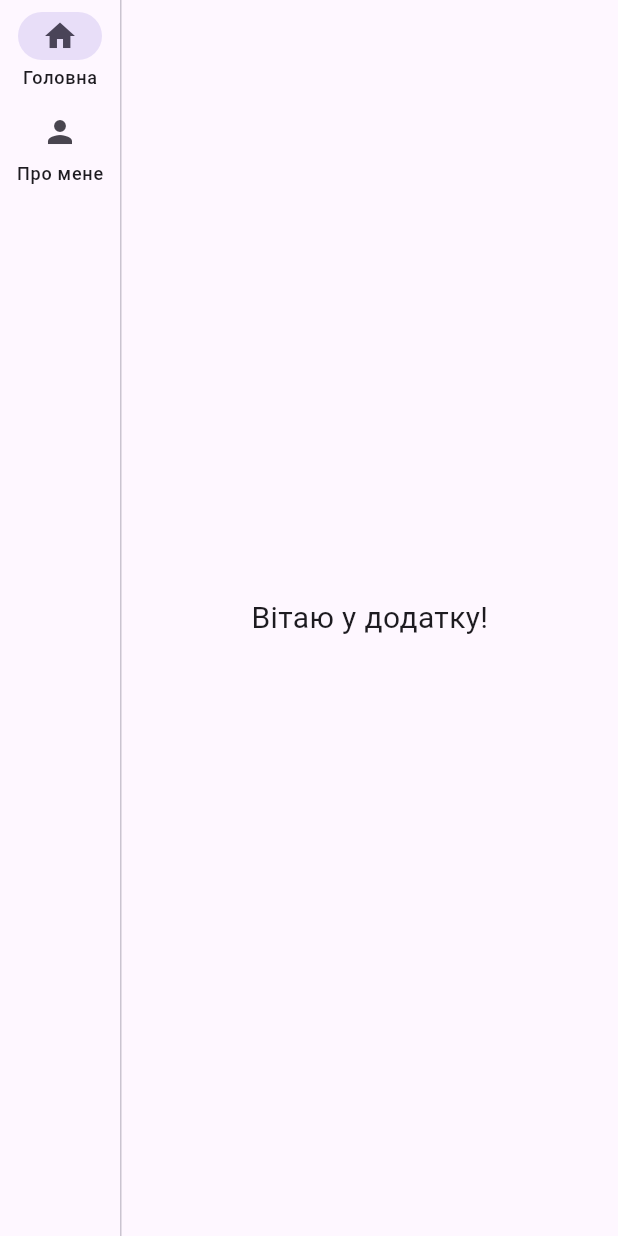
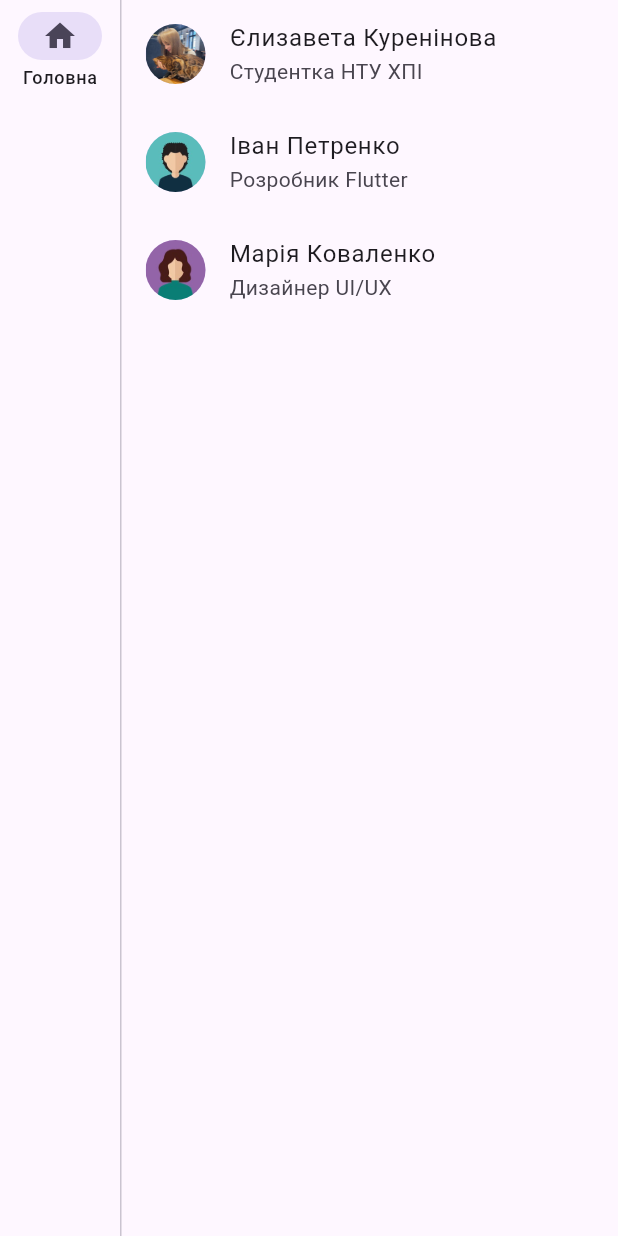
Before and after one commit to ykureninova/crossplatform-programming-labs, a Flutter app: the screen it shows after launch, on a phone screen of 412 x 824 dp. Run offline on Flutter 3.47's test engine with Material 3 defaults, Android fonts, the phone set to English and light mode, and no system bars; our stand-ins replace go_router.

Commit message:
Fourth lab

```diff
--- a/lib/app_router.dart
+++ b/lib/app_router.dart
@@ -10,8 +10,11 @@ class AppRouter {
         builder: (context, state) => const HomePage(),
       ),
       GoRoute(
-        path: '/about',
-        builder: (context, state) => const AboutPage(),
+        path: '/about/:index',
+        builder: (context, state) {
+          final index = int.parse(state.pathParameters['index']!);
+          return AboutPage(index: index);
+        },
       ),
     ],
   );
--- a/lib/main.dart
+++ b/lib/main.dart
@@ -11,7 +11,7 @@ class MyApp extends StatelessWidget {
   @override
   Widget build(BuildContext context) {
     return MaterialApp.router(
-      title: 'About Me App',
+      title: 'Resume Builder',
       routerConfig: AppRouter.router,
     );
   }
--- a/lib/models/user_model.dart
+++ b/lib/models/user_model.dart
@@ -1,6 +1,29 @@
 class UserModel {
   final String name;
   final String bio;
+  final String avatarPath;
+  final String location;
 
-  UserModel({required this.name, required this.bio});
+  final String email;
+  final String phone;
+  final String linkedin;
+  final String github;
+
+  final List<String> education;
+  final List<String> experience;
+  final List<String> skills;
+
+  const UserModel({
+    required this.name,
+    required this.bio,
+    required this.avatarPath,
+    required this.location,
+    required this.email,
+    required this.phone,
+    required this.linkedin,
+    required this.github,
+    required this.education,
+    required this.experience,
+    required this.skills,
+  });
 }
--- /dev/null
+++ b/lib/repositories/user_repository.dart
@@ -0,0 +1,61 @@
+import '../models/user_model.dart';
+
+class UserRepository {
+  final List<UserModel> _users = const [
+    UserModel(
+      name: "Єлизавета Куренінова",
+      bio: "Студентка НТУ ХПІ",
+      avatarPath: "assets/photo1.jpg",
+      location: "Польща, Торунь",
+      email: "kureninova.liza@gmail.com",
+      phone: "+48 517 111 222",
+      linkedin: "linkedin.com/in/yelyzaveta-kureninova",
+      github: "github.com/ykureninova",
+      education: [
+        "ХПІ, Інститут комп'ютерного моделювання, прикладної фізики та математики",
+      ],
+      experience: [
+        "Немає досвіду роботи"
+      ],
+      skills: ["C++", "SQL", "Phyton", "Git"],
+    ),
+    UserModel(
+      name: "Іван Петренко",
+      bio: "Розробник Flutter",
+      avatarPath: "assets/photo2.jpg",
+      location: "Україна, Київ",
+      email: "ivan.petrenko@example.com",
+      phone: "+38 093 555 44 33",
+      linkedin: "linkedin.com/in/ivanpetrenko",
+      github: "github.com/ivanpetrenko",
+      education: [
+        "КПІ, Факультет інформатики та обчислювальної техніки"
+      ],
+      experience: [
+        "Flutter Developer – EPAM Systems",
+        "Backend Intern – Luxoft"
+      ],
+      skills: ["Flutter", "Dart", "Node.js", "SQL", "REST API"],
+    ),
+    UserModel(
+      name: "Марія Коваленко",
+      bio: "Дизайнер UI/UX",
+      avatarPath: "assets/photo3.jpg",
+      location: "Україна, Львів",
+      email: "maria.kovalenko@example.com",
+      phone: "+38 067 888 77 66",
+      linkedin: "linkedin.com/in/maria-kovalenko",
+      github: "github.com/mariakovalenko",
+      education: [
+        "ЛНУ, Факультет прикладної математики та інформатики"
+      ],
+      experience: [
+        "UI/UX Designer – Freelance",
+        "Product Designer – StartupHub"
+      ],
+      skills: ["Figma", "Adobe XD", "Sketch", "UI Design", "Prototyping"],
+    ),
+  ];
+
+  List<UserModel> getAll() => _users;
+}
--- a/lib/viewmodels/user_viewmodel.dart
+++ b/lib/viewmodels/user_viewmodel.dart
@@ -1,8 +1,8 @@
 import '../models/user_model.dart';
+import '../repositories/user_repository.dart';
 
 class UserViewModel {
-  final UserModel user = UserModel(
-    name: "Єлизавета Куренінова",
-    bio: "ІКМ-223А",
-  );
+  final UserRepository _repo = UserRepository();
+
+  List<UserModel> get users => _repo.getAll();
 }
--- a/lib/views/home_page.dart
+++ b/lib/views/home_page.dart
@@ -1,57 +1,42 @@
 import 'package:flutter/material.dart';
 import 'package:go_router/go_router.dart';
+import '../viewmodels/user_viewmodel.dart';
 
 class HomePage extends StatelessWidget {
   const HomePage({super.key});
 
-  int _calculateSelectedIndex(BuildContext context) {
-    final location = GoRouterState.of(context).uri.toString();
-    if (location == '/about') return 1;
-    return 0;
-  }
-
-  void _onDestinationSelected(BuildContext context, int index) {
-    switch (index) {
-      case 0:
-        context.go('/');
-        break;
-      case 1:
-        context.go('/about');
-        break;
-    }
-  }
-
   @override
   Widget build(BuildContext context) {
-    final selectedIndex = _calculateSelectedIndex(context);
+    final vm = UserViewModel();
 
     return Scaffold(
       body: Row(
         children: [
           SafeArea(
             child: NavigationRail(
-              selectedIndex: selectedIndex,
-              onDestinationSelected: (index) => _onDestinationSelected(context, index),
+              selectedIndex: 0,
+              onDestinationSelected: (i) {
+                if (i == 0) context.go('/');
+              },
               labelType: NavigationRailLabelType.all,
               destinations: const [
-                NavigationRailDestination(
-                  icon: Icon(Icons.home),
-                  label: Text('Головна'),
-                ),
-                NavigationRailDestination(
-                  icon: Icon(Icons.person),
-                  label: Text('Про мене'),
-                ),
+                NavigationRailDestination(icon: Icon(Icons.home), label: Text('Головна')),
               ],
             ),
           ),
           const VerticalDivider(thickness: 1, width: 1),
           Expanded(
-            child: Center(
-              child: Text(
-                "Вітаю у додатку!",
-                style: TextStyle(fontSize: 20),
-              ),
+            child: ListView.builder(
+              itemCount: vm.users.length,
+              itemBuilder: (context, index) {
+                final user = vm.users[index];
+                return ListTile(
+                  leading: CircleAvatar(backgroundImage: AssetImage(user.avatarPath)),
+                  title: Text(user.name),
+                  subtitle: Text(user.bio),
+                  onTap: () => context.go('/about/$index'),
+                );
+              },
             ),
           ),
         ],
--- a/pubspec.yaml
+++ b/pubspec.yaml
@@ -12,6 +12,7 @@ dependencies:
     sdk: flutter
   go_router: ^14.0.0
   cupertino_icons: ^1.0.8
+  provider: ^6.1.2
 
 dev_dependencies:
   flutter_test:
@@ -22,4 +23,6 @@ flutter:
   uses-material-design: true
 
   assets:
-    - assets/me.jpg
+    - assets/photo1.jpg
+    - assets/photo2.jpg
+    - assets/photo3.jpg
```
Also changed, not shown: lib/views/about_page.dart (+49 -63 lines), assets/photo1.jpg (renamed from assets/me.jpg), assets/photo2.jpg (added), assets/photo3.jpg (added), pubspec.lock.
